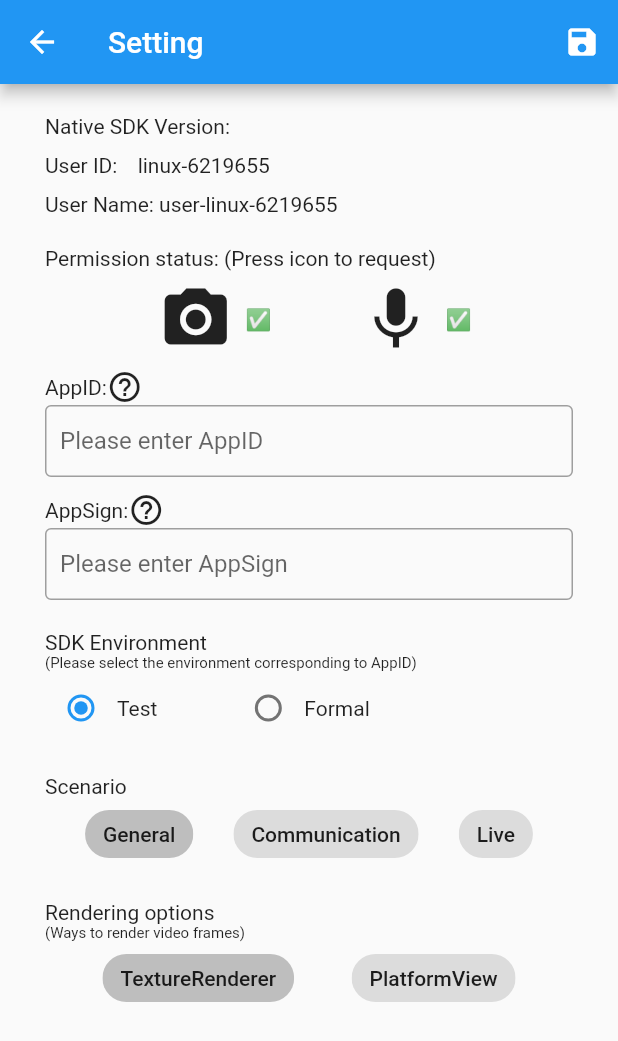
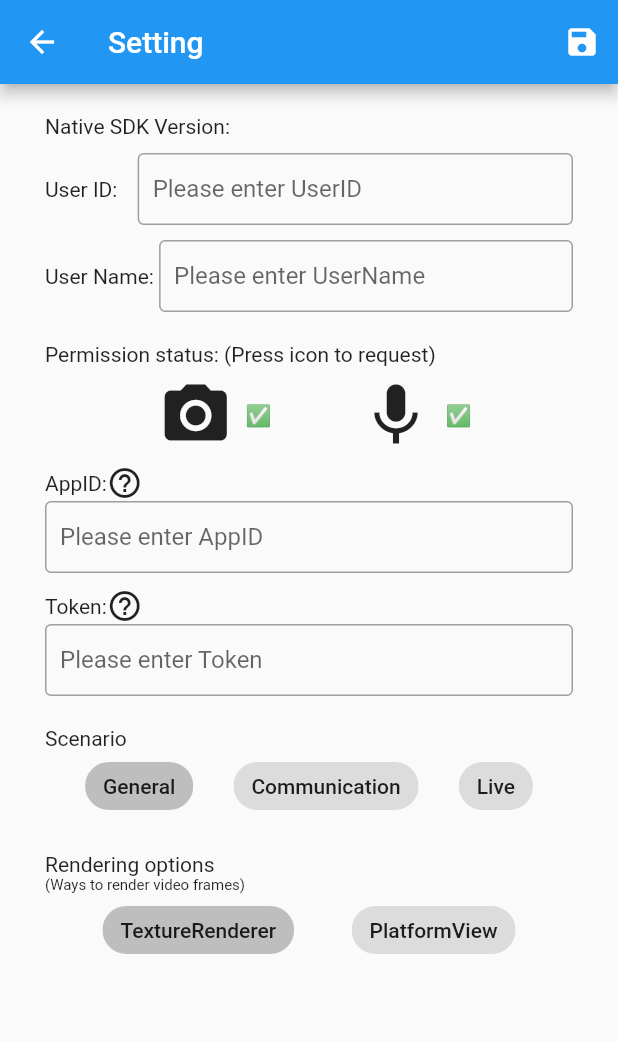
Before and after one commit to zegoim/zego-express-flutter-sdk, a Flutter app: the screen it shows after launch, after a tap on the "settings" icon, on a phone screen of 412 x 824 dp. Shown: the top 1041 px of the screen. Run offline on Flutter 3.47's test engine with Material 2 defaults, Android fonts, the phone set to English and light mode, and no system bars; our stand-ins replace permission_handler, shared_preferences.

Commit message:
🎨  Support demo remove appSign

```diff
--- a/example/lib/home/global_setting_page.dart
+++ b/example/lib/home/global_setting_page.dart
@@ -24,12 +24,13 @@ class GlobalSettingPage extends StatefulWidget {
 
 class _GlobalSettingPageState extends State<GlobalSettingPage> {
   final TextEditingController _appIDEdController = new TextEditingController();
-  final TextEditingController _appSignEdController =
+  final TextEditingController _userIDEdController = new TextEditingController();
+  final TextEditingController _userNameEdController = new TextEditingController();
+  final TextEditingController _tokenEdController =
       new TextEditingController();
 
   String _version = "";
 
-  bool _isTestEnv = true;
   ZegoScenario _scenario = ZegoScenario.General;
   bool _enablePlatformView = false;
 
@@ -48,11 +49,16 @@ class _GlobalSettingPageState extends State<GlobalSettingPage> {
       _appIDEdController.text = ZegoConfig.instance.appID.toString();
     }
 
-    if (ZegoConfig.instance.appSign.isNotEmpty) {
-      _appSignEdController.text = ZegoConfig.instance.appSign;
+    if (ZegoConfig.instance.userID.isNotEmpty) {
+      _userIDEdController.text = ZegoConfig.instance.userID;
     }
 
-    _isTestEnv = ZegoConfig.instance.isTestEnv;
+    _userNameEdController.text = ZegoConfig.instance.userName;
+
+    if (ZegoConfig.instance.token.isNotEmpty) {
+      _tokenEdController.text = ZegoConfig.instance.token;
+    }
+
     _scenario = ZegoConfig.instance.scenario;
     _enablePlatformView = ZegoConfig.instance.enablePlatformView;
 
@@ -108,18 +114,12 @@ class _GlobalSettingPageState extends State<GlobalSettingPage> {
 
   void _onSaveButtonClicked() {
     String strAppID = _appIDEdController.text.trim();
-    String appSign = _appSignEdController.text.trim();
+    String userID = _userIDEdController.text.trim();
+    String userName = _userNameEdController.text.trim();
+    String appSign = _tokenEdController.text.trim();
 
-    // if (strAppID.isEmpty || appSign.isEmpty) {
-    //   ZegoUtils.showAlert(context, 'AppID or AppSign cannot be empty');
-    //   return;
-    // }
-    //
     int? appID = int.tryParse(strAppID);
-    // if (appID == null) {
-    //   ZegoUtils.showAlert(context, 'AppID is invalid, should be int');
-    //   return;
-    // }
+
 
     if (!_isCameraPermissionGranted) {
       ZegoUtils.showAlert(context,
@@ -134,11 +134,11 @@ class _GlobalSettingPageState extends State<GlobalSettingPage> {
     }
 
     ZegoConfig.instance.appID = appID ?? 0;
-    ZegoConfig.instance.appSign = appSign;
-    ZegoConfig.instance.isTestEnv = this._isTestEnv;
+    ZegoConfig.instance.userName = userName;
+    ZegoConfig.instance.userID = userID;
+    ZegoConfig.instance.token = appSign;
     ZegoConfig.instance.scenario = this._scenario;
     ZegoConfig.instance.enablePlatformView = this._enablePlatformView;
-    ZegoConfig.instance.saveConfig();
   }
 
   // ----- Widgets -----
@@ -167,8 +167,7 @@ class _GlobalSettingPageState extends State<GlobalSettingPage> {
                       userInfoWidget(),
                       checkPermissionWidget(),
                       appIDWidget(),
-                      appSignWidget(),
-                      selectEnvironmentWidget(),
+                      tokenWidget(),
                       selectScenarioWidget(),
                       selectRendererWidget(),
                     ],
@@ -230,7 +229,20 @@ class _GlobalSettingPageState extends State<GlobalSettingPage> {
         children: <Widget>[
           Text('User ID: '),
           Padding(padding: const EdgeInsets.only(left: 10.0)),
-          Text(ZegoConfig.instance.userID),
+          Expanded(child:
+            TextField(
+              controller: _userIDEdController,
+              decoration: InputDecoration(
+                contentPadding:
+                    const EdgeInsets.only(left: 10.0, top: 12.0, bottom: 12.0),
+                hintText: 'Please enter UserID',
+                enabledBorder:
+                    OutlineInputBorder(borderSide: BorderSide(color: Colors.grey)),
+                focusedBorder: OutlineInputBorder(
+                    borderSide: BorderSide(color: Color(0xff0e88eb))),
+              ),
+            )
+          ),
         ],
       ),
       Padding(
@@ -240,7 +252,20 @@ class _GlobalSettingPageState extends State<GlobalSettingPage> {
         children: <Widget>[
           Text('User Name: '),
           Padding(padding: const EdgeInsets.only(top: 10.0)),
-          Text(ZegoConfig.instance.userName),
+          Expanded(child:
+            TextField(
+              controller: _userNameEdController,
+              decoration: InputDecoration(
+                contentPadding:
+                    const EdgeInsets.only(left: 10.0, top: 12.0, bottom: 12.0),
+                hintText: 'Please enter UserName',
+                enabledBorder:
+                    OutlineInputBorder(borderSide: BorderSide(color: Colors.grey)),
+                focusedBorder: OutlineInputBorder(
+                    borderSide: BorderSide(color: Color(0xff0e88eb))),
+              ),
+            )
+          ),
         ],
       ),
     ]);
@@ -256,7 +281,7 @@ class _GlobalSettingPageState extends State<GlobalSettingPage> {
               child: Icon(Icons.help_outline),
               onTap: () {
                 ZegoUtils.showAlert(context,
-                    'AppID and AppSign are the unique identifiers of each customer, please apply on https://zego.im');
+                    'Developers can get appID from admin console, please apply on https://console.zego.im/dashboard');
               },
             ),
           ],
@@ -277,69 +302,33 @@ class _GlobalSettingPageState extends State<GlobalSettingPage> {
     );
   }
 
-  Widget appSignWidget() {
+  Widget tokenWidget() {
     return Column(
       children: [
         Padding(padding: const EdgeInsets.only(top: 10.0)),
         Row(
           children: <Widget>[
-            Text('AppSign:'),
+            Text('Token:'),
             GestureDetector(
               child: Icon(Icons.help_outline),
               onTap: () {
                 ZegoUtils.showAlert(context,
-                    'AppID and AppSign are the unique identifiers of each customer, please apply on https://zego.im');
+                    'The user ID used to generate the token needs to be the same as the userID filled in above! please apply on  https://console.zego.im/dashboard');
               },
             ),
           ],
         ),
         TextField(
-          controller: _appSignEdController,
+          controller: _tokenEdController,
           decoration: InputDecoration(
             contentPadding:
                 const EdgeInsets.only(left: 10.0, top: 12.0, bottom: 12.0),
-            hintText: 'Please enter AppSign',
+            hintText: 'Please enter Token',
             enabledBorder:
                 OutlineInputBorder(borderSide: BorderSide(color: Colors.grey)),
             focusedBorder: OutlineInputBorder(
                 borderSide: BorderSide(color: Color(0xff0e88eb))),
           ),
-        ),
-      ],
-    );
-  }
-
-  Widget selectEnvironmentWidget() {
-    void onEnvironmentChanged(int? value) {
-      if (value == null) return;
-      setState(() => this._isTestEnv = value > 0 ? true : false);
-    }
-
-    ;
-
-    return Column(
-      crossAxisAlignment: CrossAxisAlignment.start,
-      children: [
-        Padding(padding: const EdgeInsets.only(top: 20.0)),
-        Text('SDK Environment'),
-        Text('(Please select the environment corresponding to AppID)',
-            style: TextStyle(fontSize: 10.0)),
-        Row(
-          children: <Widget>[
-            Radio(
-              value: 1,
-              groupValue: this._isTestEnv ? 1 : 0,
-              onChanged: onEnvironmentChanged,
-            ),
-            Text('Test'),
-            SizedBox(width: 50),
-            Radio(
-              value: 0,
-              groupValue: this._isTestEnv ? 1 : 0,
-              onChanged: onEnvironmentChanged,
-            ),
-            Text('Formal'),
-          ],
         ),
       ],
     );
--- a/example/lib/home/home_page.dart
+++ b/example/lib/home/home_page.dart
@@ -24,13 +24,11 @@ class _HomePageState extends State<HomePage> {
   @override
   void initState() {
     super.initState();
-    // Load config
-    ZegoConfig.instance.init();
   }
 
   void onPressQuickStartButton() {
     if (ZegoConfig.instance.appID > 0 &&
-        ZegoConfig.instance.appSign.isNotEmpty) {
+        ZegoConfig.instance.token.isNotEmpty) {
       Navigator.of(context)
           .push(MaterialPageRoute(builder: (BuildContext context) {
         return QuickStartPage();
--- a/example/lib/topics/quick_start/quick_start_page.dart
+++ b/example/lib/topics/quick_start/quick_start_page.dart
@@ -72,7 +72,6 @@ class _QuickStartPageState extends State<QuickStartPage> {
   void createEngine() {
     ZegoEngineProfile profile = ZegoEngineProfile(
       ZegoConfig.instance.appID,
-      ZegoConfig.instance.appSign,
       ZegoConfig.instance.scenario,
       enablePlatformView: ZegoConfig.instance.enablePlatformView);
     ZegoExpressEngine.createEngineWithProfile(profile);
@@ -94,8 +93,10 @@ class _QuickStartPageState extends State<QuickStartPage> {
     ZegoUser user =
         ZegoUser(ZegoConfig.instance.userID, ZegoConfig.instance.userName);
 
+    ZegoRoomConfig config = ZegoRoomConfig.defaultConfig();
+    config.token = ZegoConfig.instance.token;
     // Login Room
-    ZegoExpressEngine.instance.loginRoom(_roomID, user);
+    ZegoExpressEngine.instance.loginRoom(_roomID, user, config: config);
 
     print('🚪 Start login room, roomID: $_roomID');
   }
@@ -380,8 +381,6 @@ class _QuickStartPageState extends State<QuickStartPage> {
             children: [
               Text('AppID: ${ZegoConfig.instance.appID}',
                   style: TextStyle(fontSize: 10)),
-              Text('isTestEnv: ${ZegoConfig.instance.isTestEnv}',
-                  style: TextStyle(fontSize: 10))
             ],
             crossAxisAlignment: CrossAxisAlignment.start,
           ),
--- a/example/lib/utils/zego_config.dart
+++ b/example/lib/utils/zego_config.dart
@@ -10,16 +10,14 @@ class ZegoConfig {
   ZegoConfig._internal();
 
   // ----- Persistence params -----
-
   int appID = 0;
-  String appSign = "";
-  bool isTestEnv = true;
   ZegoScenario scenario = ZegoScenario.General;
 
   bool enablePlatformView = false;
 
   String userID = "";
   String userName = "";
+  String token = "";
 
   String roomID = "";
   String streamID = "";
@@ -31,46 +29,4 @@ class ZegoConfig {
 
   bool enableHardwareEncoder = false;
 
-  // Must invoke `init()` when app launched
-  Future<void> init() async {
-    SharedPreferences config = await SharedPreferences.getInstance();
-
-    this.appID = config.getInt('appID') ?? 0;
-    this.appSign = config.getString('appSign') ?? '';
-    this.isTestEnv = config.getBool('isTestEnv') ?? true;
-    this.scenario = config.getInt('scenario') != null
-        ? ZegoScenario.values[config.getInt('scenario') ?? 0]
-        : ZegoScenario.General;
-
-    this.enablePlatformView = config.getBool('enablePlatformView') ?? false;
-
-    this.userID = config.getString('userID') ??
-        '${Platform.operatingSystem}-${new Random().nextInt(9999999).toString()}';
-    this.userName = config.getString('userName') ?? 'user-$userID';
-
-    this.roomID = config.getString('roomID') ?? '';
-    this.streamID = config.getString('streamID') ?? '';
-
-    this.isPreviewMirror = true;
-    this.isPublishMirror = false;
-
-    this.enableHardwareEncoder = false;
-  }
-
-  Future<void> saveConfig() async {
-    SharedPreferences config = await SharedPreferences.getInstance();
-
-    config.setInt('appID', this.appID);
-    config.setString('appSign', this.appSign);
-    config.setBool('isTestEnv', this.isTestEnv);
-    config.setInt('scenario', this.scenario.index);
-
-    config.setBool('enablePlatformView', this.enablePlatformView);
-
-    config.setString('userID', this.userID);
-    config.setString('userName', this.userName);
-
-    config.setString('roomID', this.roomID);
-    config.setString('streamID', this.streamID);
-  }
 }
```
